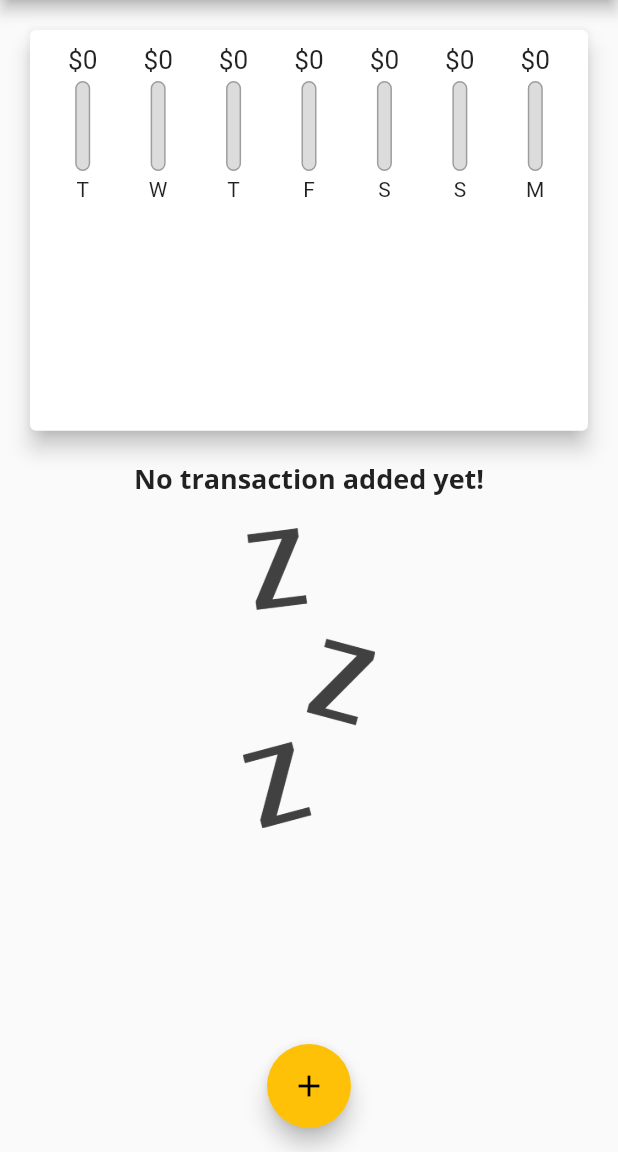
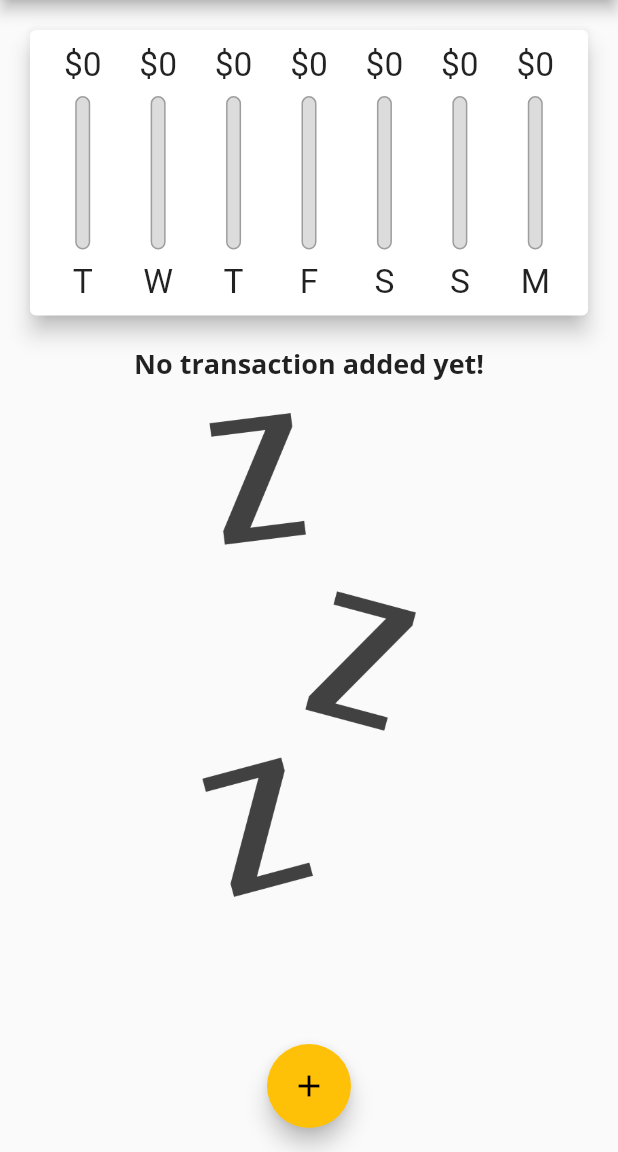
Before and after one commit to antranvn/flutter_expense_planner, a Flutter app: the screen it shows after launch, on a phone screen of 412 x 824 dp, the part 84-1236 px from its top. Run offline on Flutter 3.47's test engine with Material 2 defaults, Android fonts, the phone set to English and light mode, and no system bars; Roboto replaces fonts that are missing (Open Sans).

Commit message:
Show different content based on device orientation and respect softkeyboard insect.

```diff
--- a/lib/main.dart
+++ b/lib/main.dart
@@ -60,6 +60,8 @@ class _MyHomePageState extends State<MyHomePage> {
     //     date: DateTime.now()),
   ];
 
+  bool _showChart = false;
+
   List<Transaction> get _recentTransactions {
     return _userTransactions.where((tx) {
       return tx.date.isAfter(DateTime.now().subtract(
@@ -103,6 +105,9 @@ class _MyHomePageState extends State<MyHomePage> {
 
   @override
   Widget build(BuildContext context) {
+    final isLandspace =
+        MediaQuery.of(context).orientation == Orientation.landscape;
+
     final appBar = AppBar(
       title: Text(
         'Personal Expense',
@@ -116,6 +121,13 @@ class _MyHomePageState extends State<MyHomePage> {
       ],
     );
 
+    final txListWidget = Container(
+        height: (MediaQuery.of(context).size.height -
+                appBar.preferredSize.height -
+                MediaQuery.of(context).padding.top) *
+            0.7,
+        child: TransactionList(_userTransactions, _deleteTransaction));
+
     return Scaffold(
       appBar: appBar,
       body: SingleChildScrollView(
@@ -123,18 +135,38 @@ class _MyHomePageState extends State<MyHomePage> {
           mainAxisAlignment: MainAxisAlignment.start,
           crossAxisAlignment: CrossAxisAlignment.stretch,
           children: <Widget>[
+            if (isLandspace)
+              Row(
+                mainAxisAlignment: MainAxisAlignment.center,
+                children: [
+                  Text('Show Chart'),
+                  Switch(
+                    value: _showChart,
+                    onChanged: (value) {
+                      setState(() {
+                        _showChart = value;
+                      });
+                    },
+                  ),
+                ],
+              ),
+            if (!isLandspace)
               Container(
                   height: (MediaQuery.of(context).size.height -
                           appBar.preferredSize.height -
                           MediaQuery.of(context).padding.top) *
-                    0.4,
+                      0.3,
                   child: Chart(_recentTransactions)),
-            Container(
+            if (!isLandspace) txListWidget,
+            if (isLandspace)
+              _showChart
+                  ? Container(
                       height: (MediaQuery.of(context).size.height -
                               appBar.preferredSize.height -
                               MediaQuery.of(context).padding.top) *
-                    0.6,
-                child: TransactionList(_userTransactions, _deleteTransaction)),
+                          0.7,
+                      child: Chart(_recentTransactions))
+                  : txListWidget,
           ],
         ),
       ),
--- a/lib/widgets/chart_bar.dart
+++ b/lib/widgets/chart_bar.dart
@@ -9,17 +9,18 @@ class ChartBar extends StatelessWidget {
 
   @override
   Widget build(BuildContext context) {
+    return LayoutBuilder(builder: (ctx, constraints) {
       return Column(
         children: <Widget>[
           Container(
-            height: 20,
+              height: constraints.maxHeight * 0.15,
               child: FittedBox(
                   child: Text('\$${spendingAmount.toStringAsFixed(0)}'))),
           SizedBox(
-          height: 4,
+            height: constraints.maxHeight * 0.05,
           ),
           Container(
-          height: 60,
+            height: constraints.maxHeight * 0.6,
             width: 10,
             child: Stack(
               children: <Widget>[
@@ -43,10 +44,13 @@ class ChartBar extends StatelessWidget {
             ),
           ),
           SizedBox(
-          height: 4,
+            height: constraints.maxHeight * 0.05,
           ),
-        Text(label),
+          Container(
+              height: constraints.maxHeight * 0.15,
+              child: FittedBox(child: Text(label))),
         ],
       );
+    });
   }
 }
--- a/lib/widgets/new_transaction.dart
+++ b/lib/widgets/new_transaction.dart
@@ -48,10 +48,16 @@ class _NewTransactionState extends State<NewTransaction> {
 
   @override
   Widget build(BuildContext context) {
-    return Card(
+    return SingleChildScrollView(
+      child: Card(
         elevation: 5,
         child: Container(
-        padding: EdgeInsets.all(10),
+          padding: EdgeInsets.only(
+            top: 10,
+            left: 10,
+            right: 10,
+            bottom: MediaQuery.of(context).viewInsets.bottom + 30,
+          ),
           child: Column(
             crossAxisAlignment: CrossAxisAlignment.end,
             children: <Widget>[
@@ -96,6 +102,7 @@ class _NewTransactionState extends State<NewTransaction> {
             ],
           ),
         ),
+      ),
     );
   }
 }
--- a/lib/widgets/transaction_list.dart
+++ b/lib/widgets/transaction_list.dart
@@ -12,9 +12,9 @@ class TransactionList extends StatelessWidget {
   @override
   Widget build(BuildContext context) {
     return Container(
-      height: 300,
       child: transactions.isEmpty
-          ? Column(
+          ? LayoutBuilder(builder: (ctx, constraints) {
+              return Column(
                 children: <Widget>[
                   Text(
                     'No transaction added yet!',
@@ -24,11 +24,12 @@ class TransactionList extends StatelessWidget {
                     height: 20,
                   ),
                   Container(
-                    height: 200,
+                      height: constraints.maxHeight * 0.6,
                       child: Image.asset('assets/images/waiting.png',
                           fit: BoxFit.cover)),
                 ],
-            )
+              );
+            })
           : ListView.builder(
               itemBuilder: (ctx, index) {
                 return Card(
```
Lines whose indentation alone changed are shown as unchanged.
